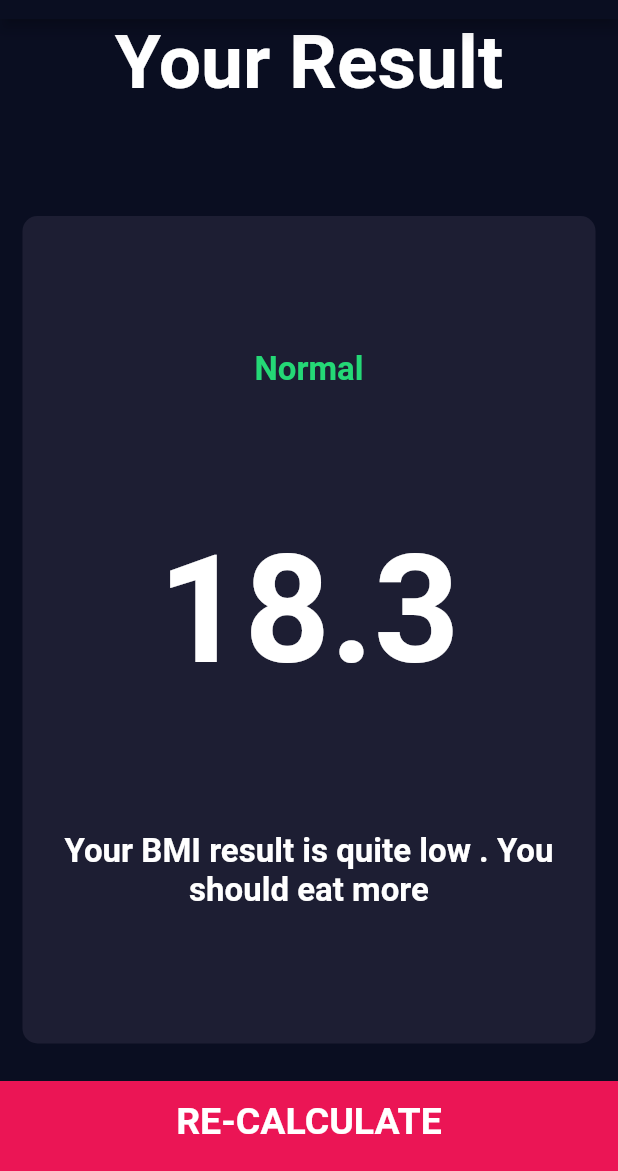
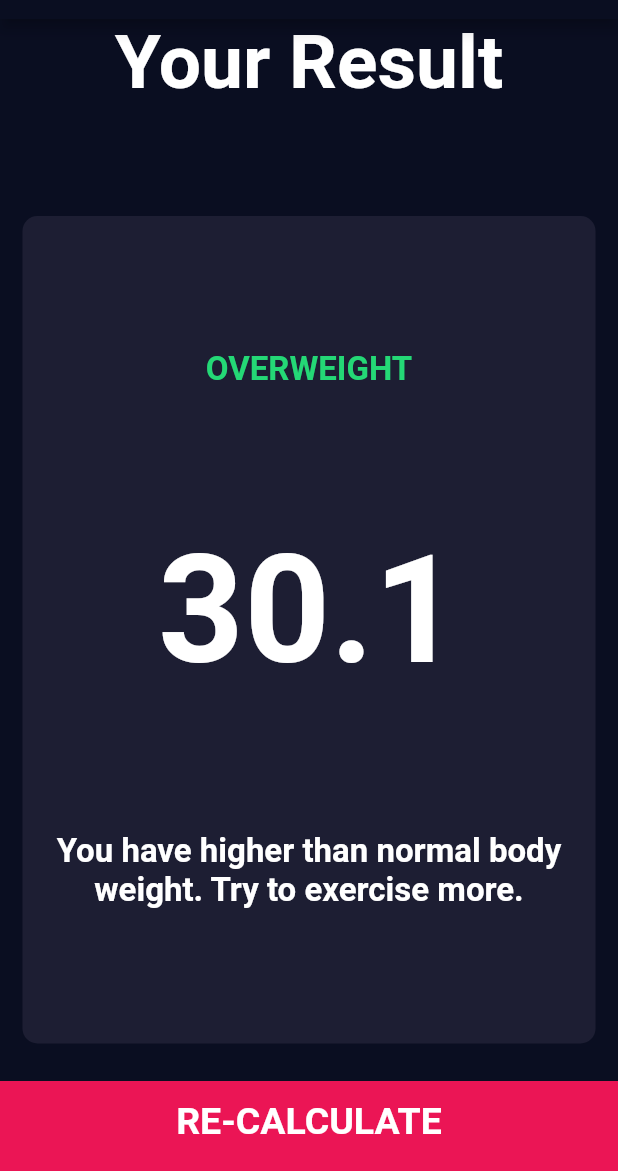
Before and after one commit to Praveen-Sharma00/BMI-Calcuator, a Flutter app: the screen it shows after launch, after a tap on "CALCULATE", on a phone screen of 412 x 824 dp, the part 65-1236 px from its top. Run offline on Flutter 3.47's test engine with Material 2 defaults, Android fonts, the phone set to English and light mode, and no system bars; our stand-ins replace font_awesome_flutter.

Commit message:
Finished Rendering Dynamic Data

```diff
--- a/lib/input_page.dart
+++ b/lib/input_page.dart
@@ -4,6 +4,7 @@ import 'package:flutter/material.dart';
 import 'package:font_awesome_flutter/font_awesome_flutter.dart';
 
 import 'bottom_button.dart';
+import 'calculator.dart';
 import 'constants.dart';
 import 'icon_content.dart';
 import 'results_page.dart';
@@ -25,6 +26,7 @@ class _InputPageState extends State<InputPage> {
   int height = 140;
   int weight = 60;
   int age = 15;
+
   @override
   Widget build(BuildContext context) {
     return Scaffold(
@@ -212,8 +214,15 @@ class _InputPageState extends State<InputPage> {
           BottomButton(
             buttonTitle: 'CALCULATE',
             onTap: () {
-              Navigator.push(context,
-                  MaterialPageRoute(builder: (context) => ResultsPage()));
+              Calculator report = Calculator(height: height, weight: weight);
+              Navigator.push(
+                  context,
+                  MaterialPageRoute(
+                      builder: (context) => ResultsPage(
+                            bmiResult: report.calculateBMI(),
+                            resultText: report.getResult(),
+                            interpretation: report.getInterpretation(),
+                          )));
             },
           ),
         ],
--- a/lib/results_page.dart
+++ b/lib/results_page.dart
@@ -6,6 +6,14 @@ import 'constants.dart';
 import 'reusable_card.dart';
 
 class ResultsPage extends StatelessWidget {
+  ResultsPage(
+      {@required this.interpretation,
+      @required this.bmiResult,
+      @required this.resultText});
+
+  final String bmiResult;
+  final String resultText;
+  final String interpretation;
   @override
   Widget build(BuildContext context) {
     return Scaffold(
@@ -34,17 +42,17 @@ class ResultsPage extends StatelessWidget {
                 crossAxisAlignment: CrossAxisAlignment.center,
                 children: <Widget>[
                   Text(
-                    'Normal',
+                    resultText.toUpperCase(),
                     textAlign: TextAlign.center,
                     style: kResultTextStyle,
                   ),
                   Text(
-                    '18.3',
+                    bmiResult,
                     textAlign: TextAlign.center,
                     style: kBmiTextStyle,
                   ),
                   Text(
-                    'Your BMI result is quite low . You should eat more',
+                    interpretation,
                     textAlign: TextAlign.center,
                     style: kBodyTextStyle,
                   )
```
